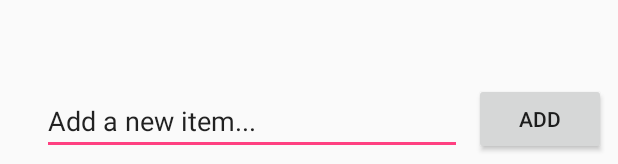
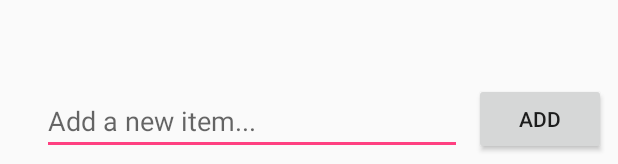
Before and after one commit to Draketheb4dass/Super-Note, an Android app: the layout activity_main.xml on its own in the app's theme, with its tools: preview values and no code run, on a phone screen of 412 x 824 dp. Shown: the part 1069-1233 px from the top of the screen. Run offline under Robolectric (Android 15) with nearby library versions, the phone set to English and light mode, and no system bars.

Commit message:
Hint in EditText added

```diff
--- a/app/src/main/res/layout/activity_main.xml
+++ b/app/src/main/res/layout/activity_main.xml
@@ -37,7 +37,8 @@
         android:layout_marginRight="8dp"
         android:ems="10"
         android:inputType="textPersonName"
-        android:text="@string/add_item"
+        android:text=""
+        android:hint="@string/add_item"
         app:layout_constraintBottom_toBottomOf="parent"
         app:layout_constraintEnd_toStartOf="@+id/btnAddItem" />
 
```
